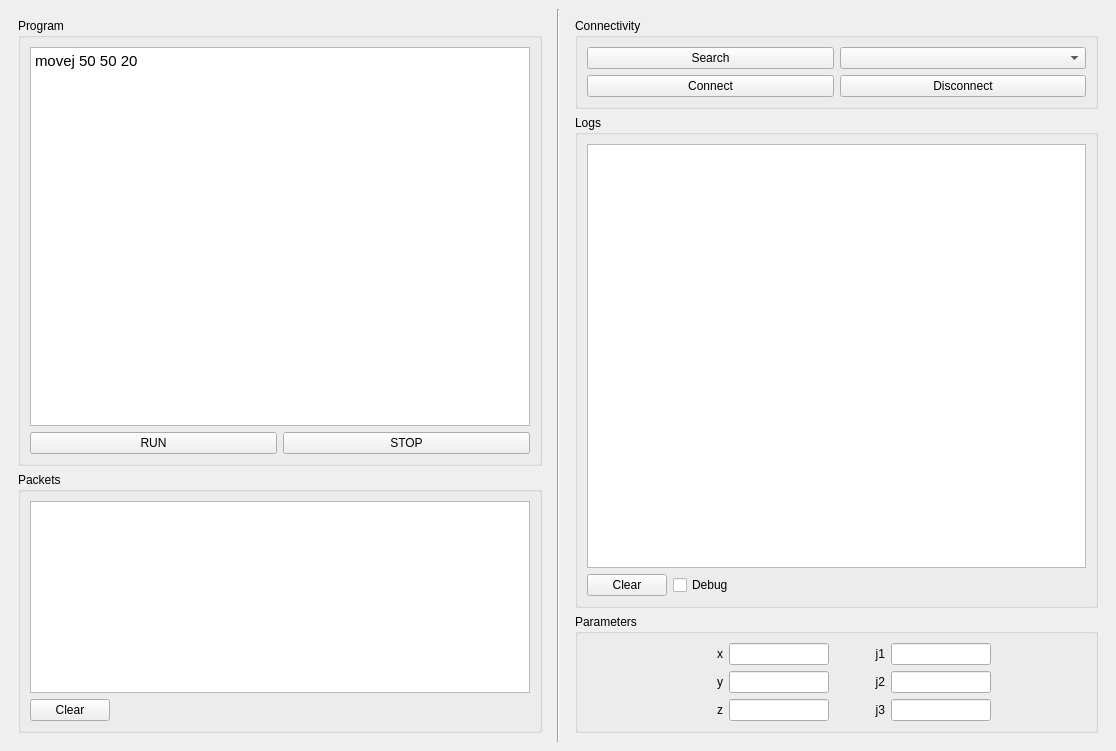
TLubelski/M4N3D, file M4N3D_app/M4N3D_app/ui/mainwindow.ui: the form before one commit.
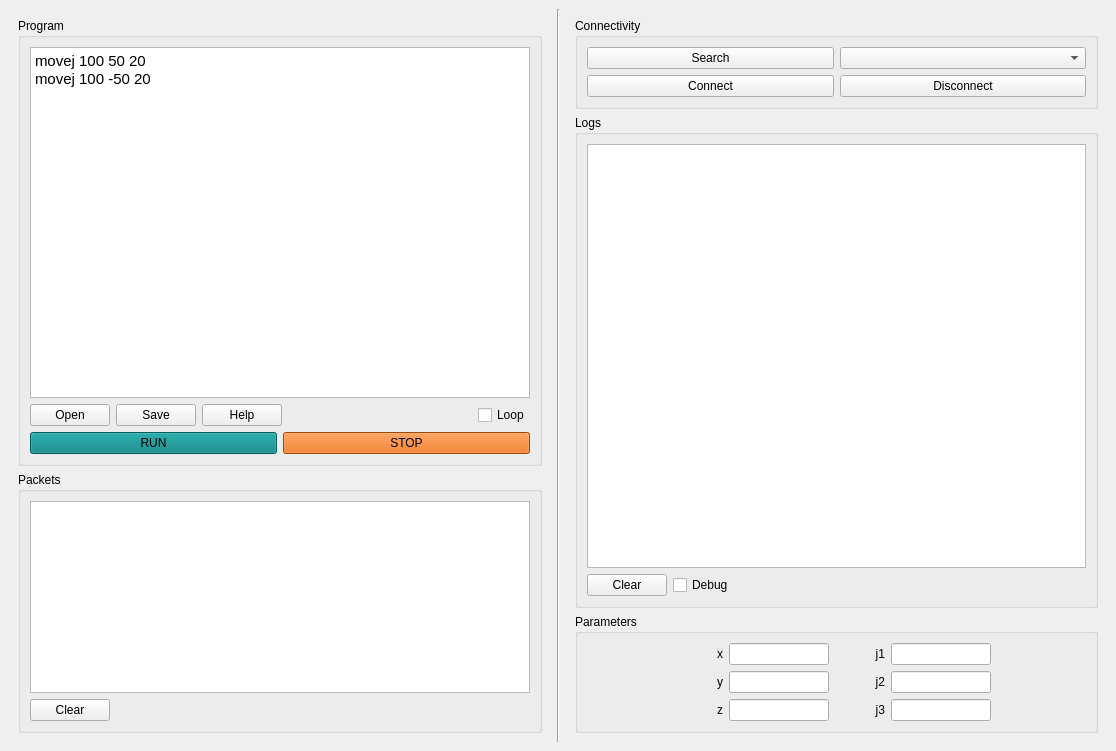
The form after the commit.

Diff of the .ui file:
```diff
--- a/M4N3D_app/M4N3D_app/ui/mainwindow.ui
+++ b/M4N3D_app/M4N3D_app/ui/mainwindow.ui
@@ -38,10 +38,56 @@
 p, li { white-space: pre-wrap; }
 hr { height: 1px; border-width: 0; }
 &lt;/style&gt;&lt;/head&gt;&lt;body style=&quot; font-family:'Ubuntu'; font-size:11pt; font-weight:400; font-style:normal;&quot;&gt;
-&lt;p style=&quot; margin-top:0px; margin-bottom:0px; margin-left:0px; margin-right:0px; -qt-block-indent:0; text-indent:0px;&quot;&gt;movej 50 50 20&lt;/p&gt;&lt;/body&gt;&lt;/html&gt;</string>
+&lt;p style=&quot; margin-top:0px; margin-bottom:0px; margin-left:0px; margin-right:0px; -qt-block-indent:0; text-indent:0px;&quot;&gt;movej 100 50 20&lt;/p&gt;
+&lt;p style=&quot; margin-top:0px; margin-bottom:0px; margin-left:0px; margin-right:0px; -qt-block-indent:0; text-indent:0px;&quot;&gt;movej 100 -50 20&lt;/p&gt;&lt;/body&gt;&lt;/html&gt;</string>
             </property>
            </widget>
           </item>
+          <item>
+           <layout class="QHBoxLayout" name="horizontalLayout_10">
+            <item>
+             <widget class="QPushButton" name="pushButtonOpen">
+              <property name="text">
+               <string>Open</string>
+              </property>
+             </widget>
+            </item>
+            <item>
+             <widget class="QPushButton" name="pushButtonSave">
+              <property name="text">
+               <string>Save</string>
+              </property>
+             </widget>
+            </item>
+            <item>
+             <widget class="QPushButton" name="pushButtonHelp">
+              <property name="text">
+               <string>Help</string>
+              </property>
+             </widget>
+            </item>
+            <item>
+             <spacer name="horizontalSpacer_3">
+              <property name="orientation">
+               <enum>Qt::Horizontal</enum>
+              </property>
+              <property name="sizeHint" stdset="0">
+               <size>
+                <width>40</width>
+                <height>20</height>
+               </size>
+              </property>
+             </spacer>
+            </item>
+            <item>
+             <widget class="QCheckBox" name="checkBoxLoop">
+              <property name="text">
+               <string>Loop</string>
+              </property>
+             </widget>
+            </item>
+           </layout>
+          </item>
           <item>
            <layout class="QHBoxLayout" name="horizontalLayout_4">
             <item>
@@ -59,7 +105,7 @@
                </size>
               </property>
               <property name="styleSheet">
-               <string notr="true">background-color: &quot;darkgreen&quot;;</string>
+               <string notr="true">background-color: rgb(0, 128, 128);</string>
               </property>
               <property name="text">
                <string>RUN</string>
@@ -81,7 +127,7 @@
                </size>
               </property>
               <property name="styleSheet">
-               <string notr="true">background-color: &quot;darkred&quot;;</string>
+               <string notr="true">background-color: #e66100</string>
               </property>
               <property name="text">
                <string>STOP</string>
```
Left out of the diff: 3 changed lines with no effect on the pictures.
